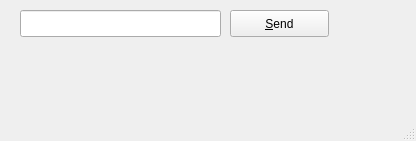
rolacher/qt-workshop, file IM/messenger/mainwindow.ui: the form before one commit.
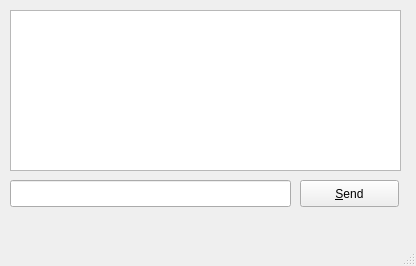
The form after the commit.

Commit message: Ui part of send message implemented

Diff of the .ui file:
```diff
--- a/IM/messenger/mainwindow.ui
+++ b/IM/messenger/mainwindow.ui
@@ -7,7 +7,7 @@
     <x>0</x>
     <y>0</y>
     <width>416</width>
-    <height>141</height>
+    <height>266</height>
    </rect>
   </property>
   <property name="windowTitle">
@@ -17,9 +17,9 @@
    <widget class="QLineEdit" name="lineEdit">
     <property name="geometry">
      <rect>
-      <x>20</x>
-      <y>10</y>
-      <width>201</width>
+      <x>10</x>
+      <y>180</y>
+      <width>281</width>
       <height>27</height>
      </rect>
     </property>
@@ -27,8 +27,8 @@
    <widget class="QPushButton" name="pbSend">
     <property name="geometry">
      <rect>
-      <x>230</x>
-      <y>10</y>
+      <x>300</x>
+      <y>180</y>
       <width>99</width>
       <height>27</height>
      </rect>
@@ -37,6 +37,16 @@
      <string>&amp;Send</string>
     </property>
    </widget>
+   <widget class="QTextEdit" name="textChatHistory">
+    <property name="geometry">
+     <rect>
+      <x>10</x>
+      <y>10</y>
+      <width>391</width>
+      <height>161</height>
+     </rect>
+    </property>
+   </widget>
   </widget>
   <widget class="QMenuBar" name="menubar">
    <property name="geometry">
```
Left out of the diff: 2 changed lines with no effect on the pictures. The commit also changes 2 other files.
